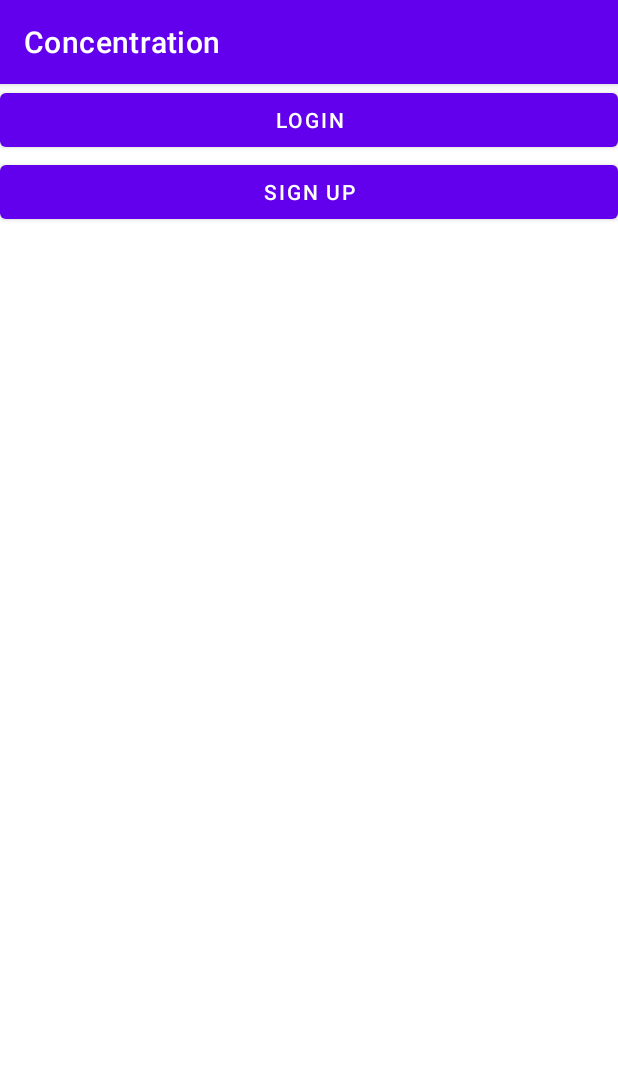
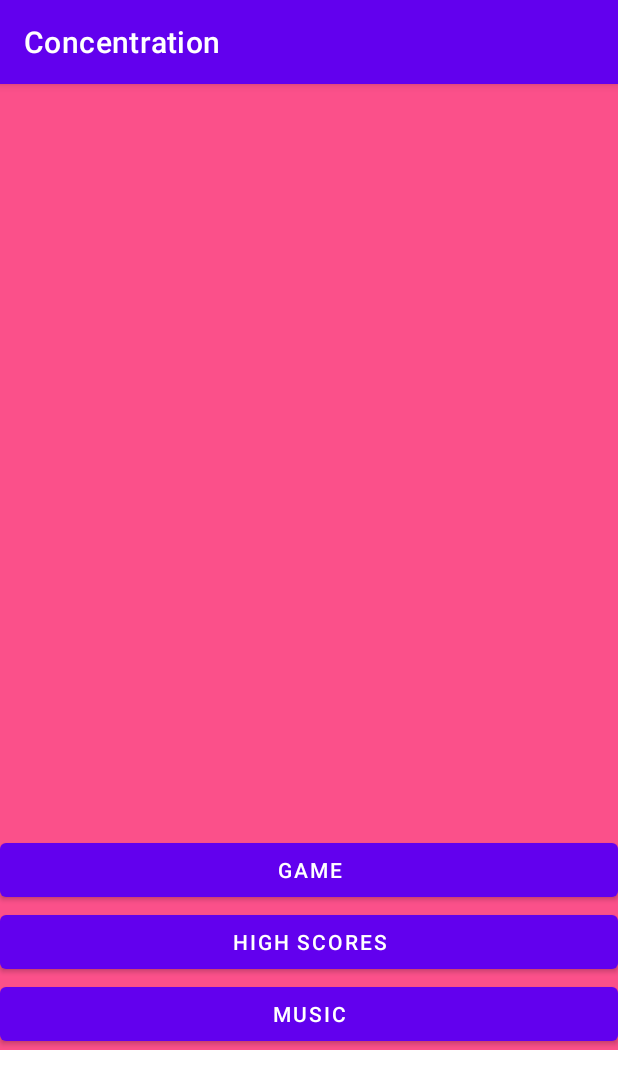
Before and after one commit to Ricecrackerz/Concentration, an Android app: the screen it shows after launch (MainActivity), on a phone screen of 412 x 824 dp. Shown: the top 1089 px of the screen. Run offline under Robolectric (Android 15) with nearby library versions, the phone set to English and light mode, and no system bars.

Commit message:
Added buttons and activities

```diff
--- a/app/src/main/AndroidManifest.xml
+++ b/app/src/main/AndroidManifest.xml
@@ -9,6 +9,8 @@
         android:roundIcon="@mipmap/ic_launcher_round"
         android:supportsRtl="true"
         android:theme="@style/Theme.Concentration">
+        <activity android:name=".HighScoreActivity"></activity>
+        <activity android:name=".GameActivity" />
         <activity android:name=".MainActivity">
             <intent-filter>
                 <action android:name="android.intent.action.MAIN" />
--- a/app/src/main/java/com/example/concentration/MainActivity.java
+++ b/app/src/main/java/com/example/concentration/MainActivity.java
@@ -2,13 +2,50 @@ package com.example.concentration;
 
 import androidx.appcompat.app.AppCompatActivity;
 
+import android.content.Intent;
 import android.os.Bundle;
+import android.view.View;
+import android.widget.Button;
 
 public class MainActivity extends AppCompatActivity {
+
+    private Button btnGame;
+    private Button btnMusic;
+    private Button btnHs;
 
     @Override
     protected void onCreate(Bundle savedInstanceState) {
         super.onCreate(savedInstanceState);
         setContentView(R.layout.activity_main);
+
+        btnGame = findViewById(R.id.btnGame);
+        btnMusic = findViewById(R.id.btnMusic);
+        btnHs = findViewById(R.id.btnHs);
+
+        btnGame.setOnClickListener(new View.OnClickListener() {
+            @Override
+            public void onClick(View v) {
+                goGameActivity();
+            }
+        });
+
+        btnHs.setOnClickListener(new View.OnClickListener() {
+            @Override
+            public void onClick(View v) {
+                goHighScoreActivity();
+            }
+        });
+
+    }
+    private void goGameActivity(){
+        Intent i = new Intent(this, GameActivity.class);
+        startActivity(i);
+        finish();
+    }
+
+    private void goHighScoreActivity(){
+        Intent i = new Intent(this, HighScoreActivity.class);
+        startActivity(i);
+        finish();
     }
 }
--- a/app/src/main/res/layout/activity_main.xml
+++ b/app/src/main/res/layout/activity_main.xml
@@ -1,25 +1,33 @@
 <?xml version="1.0" encoding="utf-8"?>
-<LinearLayout
-    xmlns:android="http://schemas.android.com/apk/res/android"
+<LinearLayout xmlns:android="http://schemas.android.com/apk/res/android"
     xmlns:app="http://schemas.android.com/apk/res-auto"
     xmlns:tools="http://schemas.android.com/tools"
     android:layout_width="match_parent"
     android:layout_height="wrap_content"
+    android:background="#FB508A"
     android:orientation="vertical"
     tools:context=".MainActivity">
 
     <Button
-        android:id="@+id/btnLogin"
+        android:id="@+id/btnGame"
+        android:layout_width="match_parent"
+        android:layout_height="wrap_content"
+        android:layout_marginTop="500dp"
+        android:layout_weight="1"
+        android:text="Game" />
+
+    <Button
+        android:id="@+id/btnHs"
         android:layout_width="match_parent"
         android:layout_height="wrap_content"
         android:layout_weight="1"
-        android:text="Login" />
+        android:text="High Scores" />
 
     <Button
-        android:id="@+id/btnSignUp"
+        android:id="@+id/btnMusic"
         android:layout_width="match_parent"
         android:layout_height="wrap_content"
         android:layout_weight="1"
-        android:text="Sign Up" />
+        android:text="Music" />
 
 </LinearLayout>
```
Also changed, not shown: app/src/main/java/com/example/concentration/GameActivity.java (added, +14 -0 lines), app/src/main/java/com/example/concentration/HighScoreActivity.java (added, +14 -0 lines), app/src/main/res/layout/activity_game.xml (added, +9 -0 lines), app/src/main/res/layout/activity_high_score.xml (added, +9 -0 lines).
